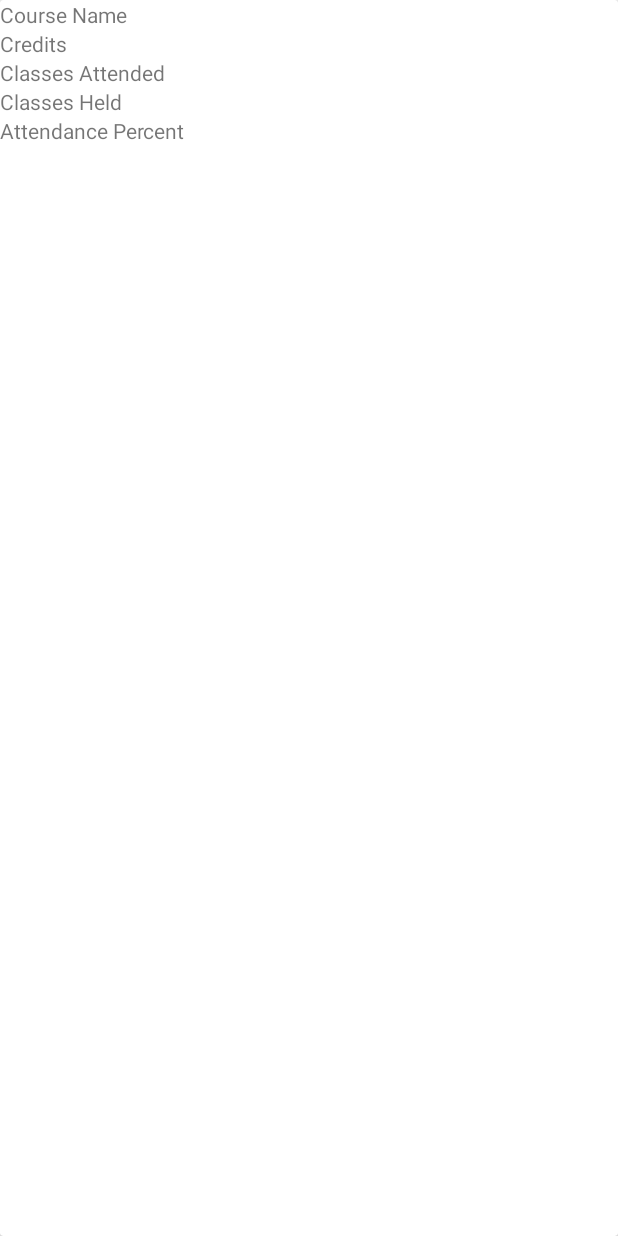
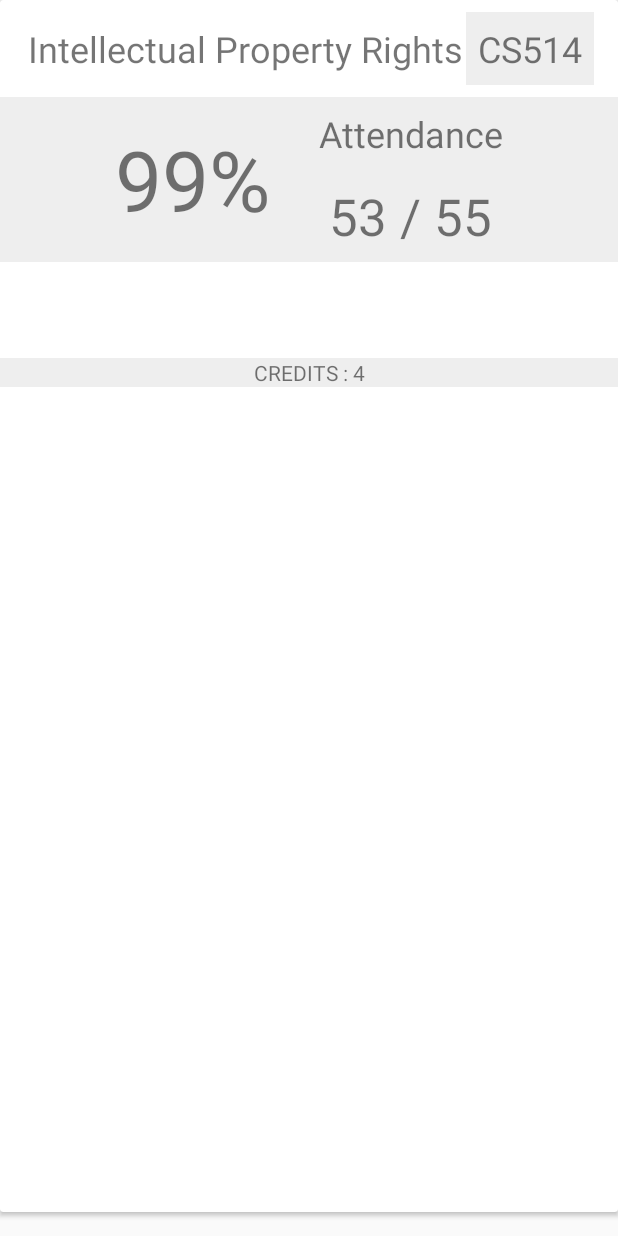
Before and after one commit to TechGeekMe/sis-android-app, an Android app: the layout course_card.xml on its own in the app's theme, with its tools: preview values and no code run, on a phone screen of 412 x 824 dp. Run offline under Robolectric (Android 15) with nearby library versions, the phone set to English and light mode, and no system bars; network calls fail.

Commit message:
Lots and lots and lots of changes

```diff
--- a/app/src/main/java/com/techgeekme/sis/Course.java
+++ b/app/src/main/java/com/techgeekme/sis/Course.java
@@ -15,5 +15,7 @@ public class Course implements Serializable {
     public String attendancePercent;
     public String classesAttended;
     public String classesHeld;
-    public ArrayList<String> tests = new ArrayList<String>();
+    public ArrayList<String> tests = new ArrayList<>();
+    public ArrayList<String> assignments = new ArrayList<>();
+
 }
--- a/app/src/main/java/com/techgeekme/sis/Home.java
+++ b/app/src/main/java/com/techgeekme/sis/Home.java
@@ -4,7 +4,6 @@ import android.os.Bundle;
 import android.support.v7.app.AppCompatActivity;
 import android.support.v7.widget.LinearLayoutManager;
 import android.support.v7.widget.RecyclerView;
-import android.widget.TextView;
 
 
 public class Home extends AppCompatActivity {
@@ -20,7 +19,7 @@ public class Home extends AppCompatActivity {
         Bundle b = getIntent().getExtras();
         Student student = (Student) b.getSerializable("student_object");
 
-        mRecyclerView = (RecyclerView) findViewById(R.id.homeRecyclerView);
+        mRecyclerView = (RecyclerView) findViewById(R.id.home_recycler_view);
         mRecyclerView.setHasFixedSize(true);
 
         mLayoutManager = new LinearLayoutManager(this);
--- a/app/src/main/java/com/techgeekme/sis/Student.java
+++ b/app/src/main/java/com/techgeekme/sis/Student.java
@@ -11,5 +11,5 @@ public class Student implements Serializable {
     private static final long serialVersionUID = 1L;
     public String studentName;
     public String usn;
-    public ArrayList<Course> courses = new ArrayList<Course>();
+    public ArrayList<Course> courses = new ArrayList<>();
 }
--- a/app/src/main/res/layout/course_card.xml
+++ b/app/src/main/res/layout/course_card.xml
@@ -2,46 +2,120 @@
 <android.support.v7.widget.CardView xmlns:android="http://schemas.android.com/apk/res/android"
     android:layout_width="match_parent"
     android:layout_height="match_parent"
+    android:layout_marginBottom="16dp"
     android:orientation="vertical">
 
-    <RelativeLayout
+    <LinearLayout
         android:layout_width="match_parent"
-        android:layout_height="match_parent">
+        android:layout_height="match_parent"
+        android:orientation="vertical">
+
+        <LinearLayout
+            android:id="@+id/course_details_linear_layout"
+            android:layout_width="match_parent"
+            android:layout_height="wrap_content"
+            android:orientation="horizontal"
+            android:padding="8dp">
 
             <TextView
-            android:id="@+id/courseNameTextView"
+                android:id="@+id/course_name_text_view"
+                android:layout_width="0dp"
+                android:layout_height="wrap_content"
+                android:layout_gravity="center_vertical"
+                android:layout_marginLeft="8dp"
+                android:layout_weight="1"
+                android:gravity="center"
+                android:text="Intellectual Property Rights"
+                android:textSize="24sp" />
+
+            <TextView
+                android:id="@+id/course_code_text_view"
                 android:layout_width="wrap_content"
                 android:layout_height="wrap_content"
-            android:text="Course Name" />
+                android:layout_gravity="center_vertical"
+                android:layout_marginRight="8dp"
+                android:background="#EEEEEE"
+                android:padding="8dp"
+                android:text="CS514"
+                android:textSize="24sp" />
+        </LinearLayout>
+
+        <LinearLayout
+            android:id="@+id/attendance_linear_layout"
+            android:layout_width="match_parent"
+            android:layout_height="wrap_content"
+            android:layout_gravity="center_horizontal"
+            android:background="#EEEEEE"
+            android:gravity="center_horizontal"
+            android:orientation="horizontal">
 
             <TextView
-            android:id="@+id/creditsTextView"
+                android:id="@+id/attendance_percent_text_view"
                 android:layout_width="wrap_content"
                 android:layout_height="wrap_content"
-            android:layout_below="@id/courseNameTextView"
-            android:text="Credits" />
+                android:layout_below="@id/course_details_linear_layout"
+                android:layout_gravity="center_vertical"
+                android:layout_marginRight="16dp"
+                android:padding="8dp"
+                android:text="99%"
+                android:textSize="56sp" />
+
+            <LinearLayout
+                android:layout_width="wrap_content"
+                android:layout_height="wrap_content"
+                android:layout_gravity="center_horizontal"
+                android:orientation="vertical">
 
                 <TextView
-            android:id="@+id/classesAttendedTextView"
+                    android:id="@+id/attendance_text_view"
                     android:layout_width="wrap_content"
                     android:layout_height="wrap_content"
-            android:layout_below="@id/creditsTextView"
-            android:text="Classes Attended" />
+                    android:layout_gravity="center_horizontal"
+                    android:padding="8dp"
+                    android:text="Attendance"
+                    android:textSize="24sp" />
 
                 <TextView
-            android:id="@+id/classesHeldTextView"
+                    android:id="@+id/attendance_fraction_text_view"
                     android:layout_width="wrap_content"
                     android:layout_height="wrap_content"
-            android:layout_below="@id/classesAttendedTextView"
-            android:text="Classes Held" />
+                    android:layout_gravity="center"
+                    android:padding="8dp"
+                    android:text="53 / 55"
+                    android:textSize="34sp" />
+            </LinearLayout>
+        </LinearLayout>
+
+        <com.techgeekme.sis.MarksLinearLayout
+            android:id="@+id/tests_linear_layout"
+            android:layout_width="match_parent"
+            android:layout_height="wrap_content"
+            android:layout_below="@id/attendance_percent_text_view"
+            android:layout_margin="16dp"
+            android:gravity="center"
+            android:orientation="horizontal" />
+
+        <com.techgeekme.sis.MarksLinearLayout
+            android:id="@+id/assignments_linear_layout"
+            android:layout_width="match_parent"
+            android:layout_height="wrap_content"
+            android:layout_below="@id/tests_linear_layout"
+            android:layout_margin="16dp"
+            android:gravity="center"
+            android:orientation="horizontal" />
+
 
         <TextView
-            android:id="@+id/attendancePercentTextView"
-            android:layout_width="wrap_content"
+            android:id="@+id/credits_text_view"
+            android:layout_width="match_parent"
             android:layout_height="wrap_content"
-            android:layout_below="@id/classesHeldTextView"
-            android:text="Attendance Percent" />
+            android:background="#EEEEEE"
+            android:gravity="center_horizontal"
+            android:text="Credits : 4"
+            android:textAllCaps="true" />
 
-    </RelativeLayout>
+
+    </LinearLayout>
+
 
 </android.support.v7.widget.CardView>
--- a/app/src/main/res/layout/home.xml
+++ b/app/src/main/res/layout/home.xml
@@ -1,10 +1,10 @@
 <android.support.v7.widget.RecyclerView xmlns:android="http://schemas.android.com/apk/res/android"
     xmlns:tools="http://schemas.android.com/tools"
+    android:id="@+id/home_recycler_view"
     android:layout_width="match_parent"
     android:layout_height="match_parent"
     android:paddingBottom="@dimen/activity_vertical_margin"
     android:paddingLeft="@dimen/activity_horizontal_margin"
     android:paddingRight="@dimen/activity_horizontal_margin"
     android:paddingTop="@dimen/activity_vertical_margin"
-    tools:context="com.techgeekme.sis.Home"
-    android:id="@+id/homeRecyclerView" />
+    tools:context="com.techgeekme.sis.Home" />
--- a/app/src/main/res/values/styles.xml
+++ b/app/src/main/res/values/styles.xml
@@ -1,7 +1,7 @@
 <resources>
 
     <!-- Base application theme. -->
-    <style name="AppTheme" parent="Theme.AppCompat.Light.DarkActionBar">
+    <style name="AppTheme" parent="Theme.AppCompat.Light.NoActionBar">
         <!-- Customize your theme here. -->
     </style>
 
--- a/jsoup-1.8.3/build.gradle
+++ /dev/null
@@ -1,2 +0,0 @@
-configurations.create("default")
-artifacts.add("default", file('jsoup-1.8.3.jar'))
--- a/settings.gradle
+++ b/settings.gradle
@@ -1 +1 @@
-include ':app', ':jsoup-1.8.3'
+include ':app'
```
Also changed, not shown: app/build.gradle (+6 -6 lines), app/src/main/java/com/techgeekme/sis/HomeRecyclerViewAdapter.java (+19 -11 lines), app/src/main/java/com/techgeekme/sis/Login.java (+26 -19 lines), app/src/main/java/com/techgeekme/sis/MarksBox.java (added, +44 -0 lines), app/src/main/java/com/techgeekme/sis/MarksLinearLayout.java (added, +78 -0 lines), app/src/main/res/layout/login.xml (+23 -4 lines), app/src/main/res/layout/marks_box.xml (added, +26 -0 lines), 3 other files. Lines whose indentation alone changed are shown as unchanged.
